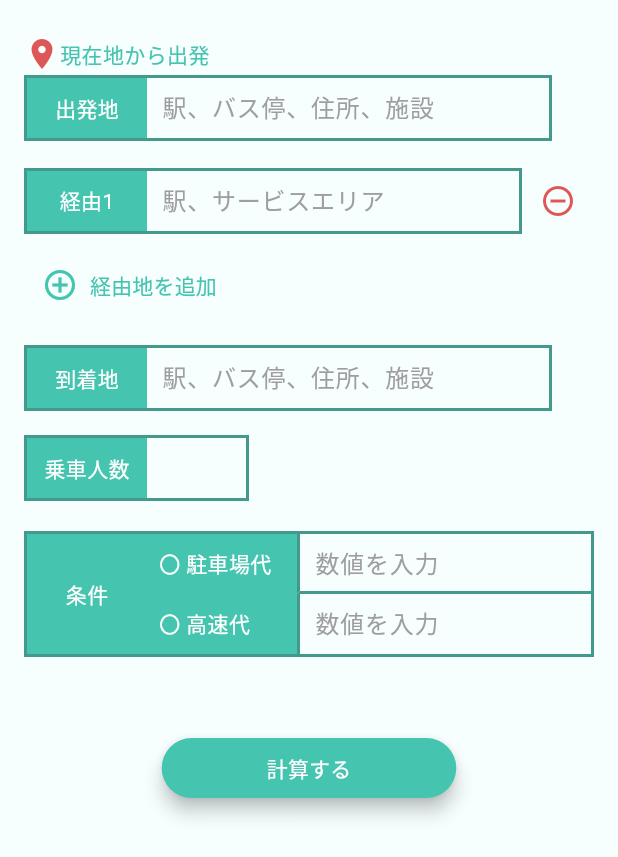
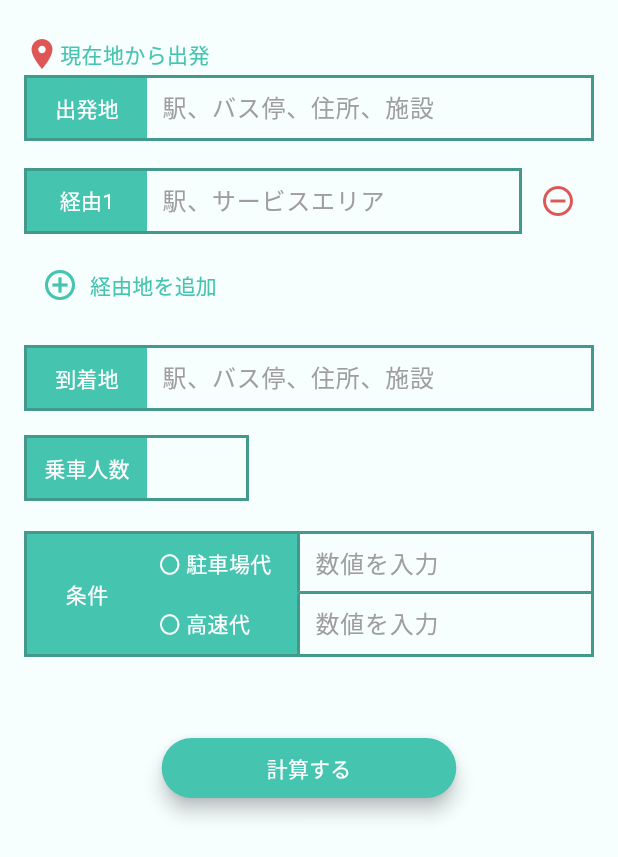
Before and after one commit to momomomomo0903/DrivePay, a Flutter app: the HomePage screen opened directly, on a phone screen of 412 x 824 dp. Shown: the top 857 px of the screen. Run offline on Flutter 3.47's test engine with Material 3 defaults, Android fonts, the phone set to English and light mode, and no system bars; our stand-ins replace cloud_firestore, firebase_auth, firebase_core, flutter_riverpod, geocoding, geolocator and 4 more; accounts and stored records are empty.

Commit message:
右側を揃えた

```diff
--- a/lib/UI/home.dart
+++ b/lib/UI/home.dart
@@ -206,7 +206,7 @@ class HomePageState extends State<HomePage> {
               InputText(
                 label: '出発地',
                 hintText: '駅、バス停、住所、施設',
-                width: MediaQuery.of(context).size.width - 60,
+                width: MediaQuery.of(context).size.width - 32,
                 controller: _fromController,
               ),
               const SizedBox(height: 16),
@@ -224,7 +224,7 @@ class HomePageState extends State<HomePage> {
                           child: InputText(
                             label: '経由${index + 1}',
                             hintText: '駅、サービスエリア',
-                            width: MediaQuery.of(context).size.width - 100,
+                            width: MediaQuery.of(context).size.width - 32,
                             controller: controller,
                           ),
                         ),
@@ -275,7 +275,7 @@ class HomePageState extends State<HomePage> {
               InputText(
                 label: '到着地',
                 hintText: '駅、バス停、住所、施設',
-                width: MediaQuery.of(context).size.width - 60,
+                width: MediaQuery.of(context).size.width - 32,
                 controller: _toController,
               ),
               const SizedBox(height: 16),
```
